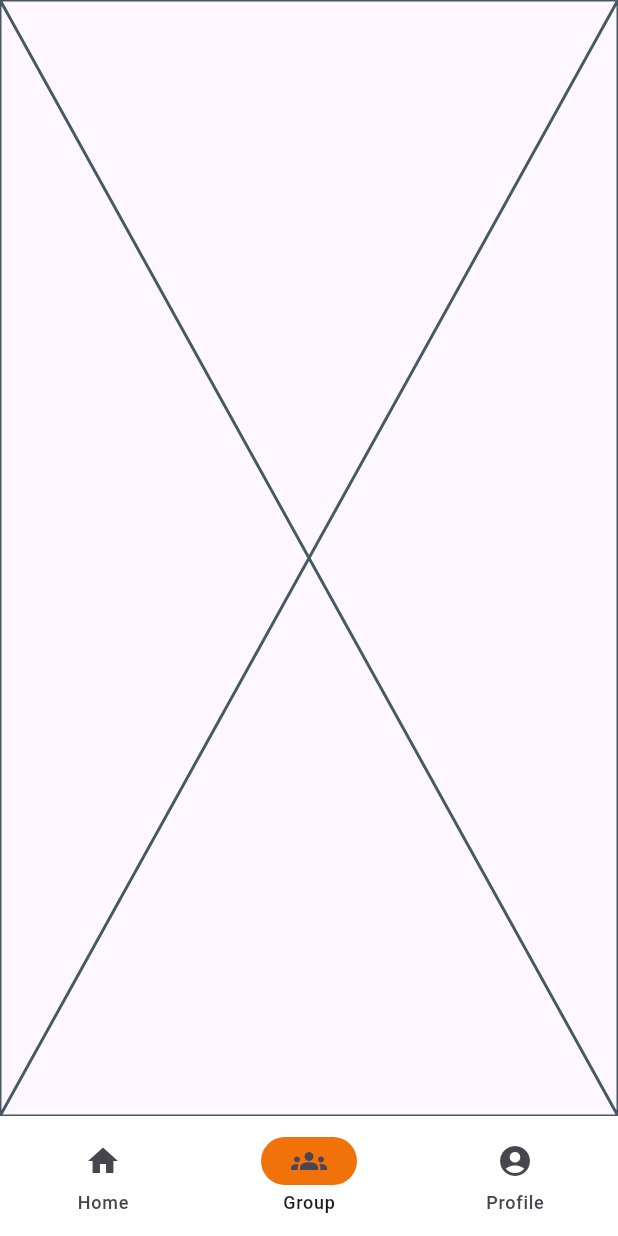
After one commit to svencarstenrasmusen/buffalo_bar, a Flutter app: the MainScreen screen opened by its route, item 2 of the bottom bar chosen, on a phone screen of 412 x 824 dp. The commit adds this screen. Run offline on Flutter 3.47's test engine with Material 3 defaults, Android fonts, the phone set to English and light mode, and no system bars; our stand-ins replace go_router; accounts and stored records are empty.

Commit message:
adding more mock_data, navigation bar and main page

```diff
--- /dev/null
+++ b/assets/mock_data/user-02.json
@@ -0,0 +1,6 @@
+{
+  "id": "user-02",
+  "username": "JohnDoe",
+  "email": "johndoe@email.com",
+  "createdAt": "1720476510"
+}
--- /dev/null
+++ b/assets/mock_data/user-03.json
@@ -0,0 +1,6 @@
+{
+  "id": "user-03",
+  "username": "JaneDoe",
+  "email": "janedoe@email.com",
+  "createdAt": "1720476520"
+}
--- a/lib/data/models/buffalo.dart
+++ b/lib/data/models/buffalo.dart
@@ -17,4 +17,9 @@ class Buffalo {
         snaggee: json['snaggee'],
         dateTime: DateTime.parse(json['dateTime']));
   }
+
+  @override
+  String toString() {
+    return 'Buffalo ID: $id, Scalper: $scalper, Snaggee: $snaggee';
+  }
 }
--- a/lib/data/parsers/buffalo_parser.dart
+++ b/lib/data/parsers/buffalo_parser.dart
@@ -4,8 +4,8 @@ class JSONBuffaloParser {
   Buffalo parseBuffalo(Map json) {
     return Buffalo(
         id: json['id'],
-        scalper: json['buffaloee'],
-        snaggee: json['buffaloer'],
+        scalper: json['scalper'],
+        snaggee: json['snaggee'],
         dateTime: DateTime.parse(json['dateTime']));
   }
 
--- a/lib/router.dart
+++ b/lib/router.dart
@@ -1,7 +1,7 @@
 import 'package:buffalo_bar/data/providers/user_provider.dart';
 import 'package:buffalo_bar/screens/loginScreen.dart';
+import 'package:buffalo_bar/screens/mainScreen.dart';
 import 'package:buffalo_bar/screens/splashScreen.dart';
-import 'package:flutter/material.dart';
 import 'package:go_router/go_router.dart';
 import 'package:provider/provider.dart';
 
@@ -12,11 +12,11 @@ final GoRouter router = GoRouter(routes: <RouteBase>[
       redirect: (context, state) {
         final userProvider = Provider.of<UserProvider>(context, listen: false);
         if (userProvider.isLoggedIn) {
-          return '/home';
+          return '/main';
         } else {
           return '/login';
         }
       }),
-  GoRoute(path: '/home', builder: (context, state) => const Placeholder()),
+  GoRoute(path: '/main', builder: (context, state) => const MainScreen()),
   GoRoute(path: '/login', builder: (context, state) => const LoginScreen())
 ]);
--- a/lib/screens/loginScreen.dart
+++ b/lib/screens/loginScreen.dart
@@ -40,7 +40,7 @@ class _LoginScreenState extends State<LoginScreen> {
                       onTap: () {
                         userProvider.loginAndSetUser(userService).then((_) {
                           if (userProvider.isLoggedIn) {
-                            context.go('/dashboard');
+                            context.go('/main');
                           }
                         });
                       })
--- /dev/null
+++ b/lib/screens/mainScreen.dart
@@ -0,0 +1,48 @@
+import 'package:buffalo_bar/screens/dashboardScreen.dart';
+import 'package:flutter/material.dart';
+
+import '../utils/colours.dart';
+
+class MainScreen extends StatefulWidget {
+  const MainScreen({super.key});
+
+  @override
+  State<MainScreen> createState() => _MainScreenState();
+}
+
+class _MainScreenState extends State<MainScreen> {
+  int _currentPageIndex = 0;
+
+  @override
+  Widget build(BuildContext context) {
+    return Scaffold(
+        body: _selectedPage(),
+        bottomNavigationBar: NavigationBar(
+            indicatorColor: buffaloYellow,
+            backgroundColor: Colors.white,
+            destinations: const [
+              NavigationDestination(icon: Icon(Icons.home), label: 'Home'),
+              NavigationDestination(icon: Icon(Icons.groups), label: 'Group'),
+              NavigationDestination(
+                  icon: Icon(Icons.account_circle), label: 'Profile'),
+            ],
+            selectedIndex: _currentPageIndex,
+            onDestinationSelected: (int index) {
+              _updateCurrentPageIndex(index);
+            }));
+  }
+
+  Widget _selectedPage() {
+    return [
+      const DashboardScreen(),
+      const Placeholder(),
+      const Placeholder()
+    ][_currentPageIndex];
+  }
+
+  void _updateCurrentPageIndex(int index) {
+    setState(() {
+      _currentPageIndex = index;
+    });
+  }
+}
```
Also changed, not shown: assets/mock_data/scalps.json (added, +18 -0 lines), lib/data/services/buffalo_service.dart (added, +22 -0 lines), lib/screens/dashboardScreen.dart (added, +50 -0 lines), pubspec.yaml (+9 -68 lines), pubspec.lock.
